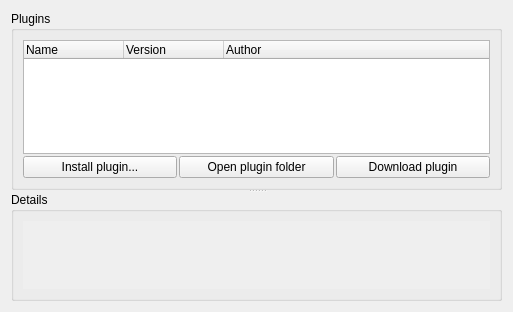
The window that ui/options_plugins.ui (metabrainz/picard) describes before a commit, drawn with Qt 5.
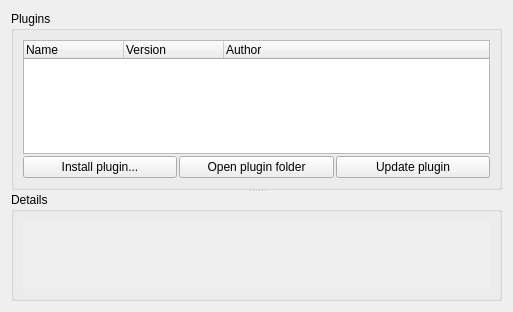
The same window after the commit.

Commit message:
The Update plugin button is selectively enabled
...only for plugins which have an update available.

The 'Download plugin' button which used to open the doc page
has been replaced by this update plugin button.

Todo:

    1. Check if the local plugin version has any changes.

    2. Download and Install.

Patch:
```diff
--- a/ui/options_plugins.ui
+++ b/ui/options_plugins.ui
@@ -98,7 +98,7 @@
             </sizepolicy>
            </property>
            <property name="text">
-            <string>Download plugin</string>
+            <string>Update plugin</string>
            </property>
           </widget>
          </item>
```
Left out of the diff: 2 changed lines with no effect on the pictures. The commit also changes 2 other files.
